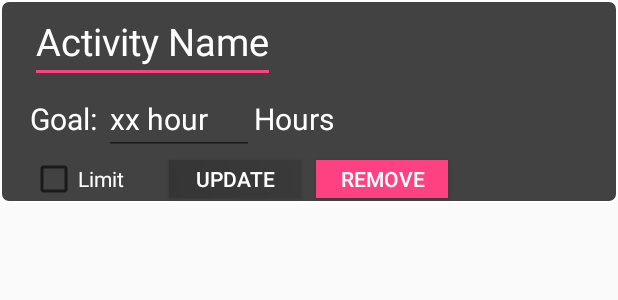
After one commit to Jie-He/ATracker, an Android app: the layout custom_activity_view.xml on its own in the app's theme, with its tools: preview values and no code run, on a phone screen of 412 x 824 dp. The commit adds this screen. Shown: the top 300 px of the screen. Run offline under Robolectric (Android 15) with nearby library versions, the phone set to English and light mode, and no system bars.

Commit message:
Goals Page done. I think...

```diff
--- a/app/src/main/AndroidManifest.xml
+++ b/app/src/main/AndroidManifest.xml
@@ -11,6 +11,8 @@
         android:allowBackup="true"
         android:icon="@drawable/icon_place_holder"
         android:label="@string/app_name"
+        android:configChanges="orientation"
+        android:screenOrientation="portrait"
         android:roundIcon="@mipmap/ic_launcher_round"
         android:supportsRtl="true"
         android:theme="@style/AppTheme">
--- a/app/src/main/java/com/example/jiehe/atracker/Goal.java
+++ b/app/src/main/java/com/example/jiehe/atracker/Goal.java
@@ -13,10 +13,6 @@ public class Goal {
     public Goal(){
         goal = 0;
         aob = true;
-    }
-
-    public Goal getGoal() {
-        return this;
     }
     public int getActualGoal() {
         return goal;
--- a/app/src/main/java/com/example/jiehe/atracker/MyActivity.java
+++ b/app/src/main/java/com/example/jiehe/atracker/MyActivity.java
@@ -55,6 +55,5 @@ public class MyActivity {
         }else{
             myGoal.setAob(false);
         }
-
     }
 }
--- a/app/src/main/java/com/example/jiehe/atracker/NewActivity.java
+++ b/app/src/main/java/com/example/jiehe/atracker/NewActivity.java
@@ -62,7 +62,7 @@ public class NewActivity extends DialogFragment {
                         Snackbar s;
                         Log.d("New Activity", "We Tried!");
                         if(input1.getText().toString().length() > 0){
-                            try{
+                           try{
                                 int shours = Integer.parseInt(input2.getText().toString());
                                 if(shours > 24){
                                     hours = 24;
@@ -76,8 +76,7 @@ public class NewActivity extends DialogFragment {
                             }catch (Exception e){
 
                                 mListener.onDialogNegativeClick(NewActivity.this);
-                                s = Snackbar.make(getView(), "◉_◉ : Something wrong...", Snackbar.LENGTH_SHORT);
-                                s.show();
+
                             }
                         }
                     }
--- a/app/src/main/java/com/example/jiehe/atracker/TimerFragment.java
+++ b/app/src/main/java/com/example/jiehe/atracker/TimerFragment.java
@@ -86,7 +86,6 @@ public class TimerFragment extends Fragment{
             public void onItemSelected(AdapterView<?> adapterView, View view, int i, long l) {
                 if(mySpinner.getSelectedItem().toString().equals("Create New...")){
                     //do the new activity business
-                    Log.d("Spinner Selection", "Create New Selected");
                     na = new NewActivity();
                     na.show(getFragmentManager(), "New Activity!");
                 }
--- /dev/null
+++ b/app/src/main/res/layout/custom_activity_view.xml
@@ -0,0 +1,88 @@
+<?xml version="1.0" encoding="utf-8"?>
+<LinearLayout
+    xmlns:android="http://schemas.android.com/apk/res/android" android:layout_width="match_parent"
+    android:layout_height="wrap_content"
+    android:orientation="vertical"
+    android:background="@drawable/buttonshape"
+    android:paddingLeft="20dp">
+
+    <EditText
+        android:layout_width="wrap_content"
+        android:layout_height="wrap_content"
+        android:text="Activity Name"
+        android:textSize="25dp"
+        android:textColor="@color/colorPrimary"
+        android:id="@+id/custom_activity_name"/>
+
+    <LinearLayout
+        android:layout_width="match_parent"
+        android:layout_height="wrap_content"
+        android:orientation="horizontal">
+
+        <TextView
+            android:layout_width="wrap_content"
+            android:layout_height="wrap_content"
+            android:text="Goal: "
+            android:layout_gravity="left"
+            android:textSize="20dp"
+            android:paddingTop="10dp"
+            android:textColor="@color/colorPrimary"/>
+
+        <EditText
+            android:id="@+id/custom_goal_edit"
+            android:layout_width="100dp"
+            android:layout_height="wrap_content"
+            android:layout_gravity="right"
+            android:textSize="20dp"
+            android:textColor="@color/colorPrimary"
+            android:text="xx hour"/>
+
+        <TextView
+            android:layout_width="wrap_content"
+            android:layout_height="wrap_content"
+            android:text="Hours"
+            android:layout_gravity="right"
+            android:textSize="20dp"
+            android:paddingTop="10dp"
+            android:textColor="@color/colorPrimary"
+            android:id="@+id/custom_goal"/>
+
+    </LinearLayout>
+
+    <LinearLayout
+        android:layout_width="match_parent"
+        android:layout_height="wrap_content"
+        android:orientation="horizontal"
+        android:layout_gravity="center">
+
+        <android.support.v7.widget.AppCompatCheckBox
+        android:layout_width="wrap_content"
+        android:layout_height="wrap_content"
+        android:text="Limit"
+        android:textColor="@color/colorPrimary"
+        android:id="@+id/custom_limit"/>
+
+        <android.support.v7.widget.AppCompatButton
+            android:layout_width="wrap_content"
+            android:layout_height="25dp"
+            android:text="Update"
+            android:textColor="@color/colorPrimary"
+            android:background="@drawable/sidepanelgradient"
+            android:layout_marginLeft="30dp"
+            android:id="@+id/btn_custom_update"/>
+
+        <android.support.v7.widget.AppCompatButton
+            android:layout_width="wrap_content"
+            android:layout_height="25dp"
+            android:text="Remove"
+            android:textColor="@color/colorPrimary"
+            android:background="@color/colorAccent"
+            android:layout_marginLeft="10dp"
+            android:id="@+id/btn_custom_remove"/>
+    </LinearLayout>
+
+
+
+
+
+</LinearLayout>
```
Also changed, not shown: app/src/main/java/com/example/jiehe/atracker/ActivityAdapter.java (added, +101 -0 lines), app/src/main/java/com/example/jiehe/atracker/FileManager.java (+5 -4 lines), app/src/main/java/com/example/jiehe/atracker/GoalFragment.java (+4 -10 lines), app/src/main/java/com/example/jiehe/atracker/MainActivity.java (+8 -2 lines), app/src/main/res/layout/frag_goal.xml (+5 -15 lines).
